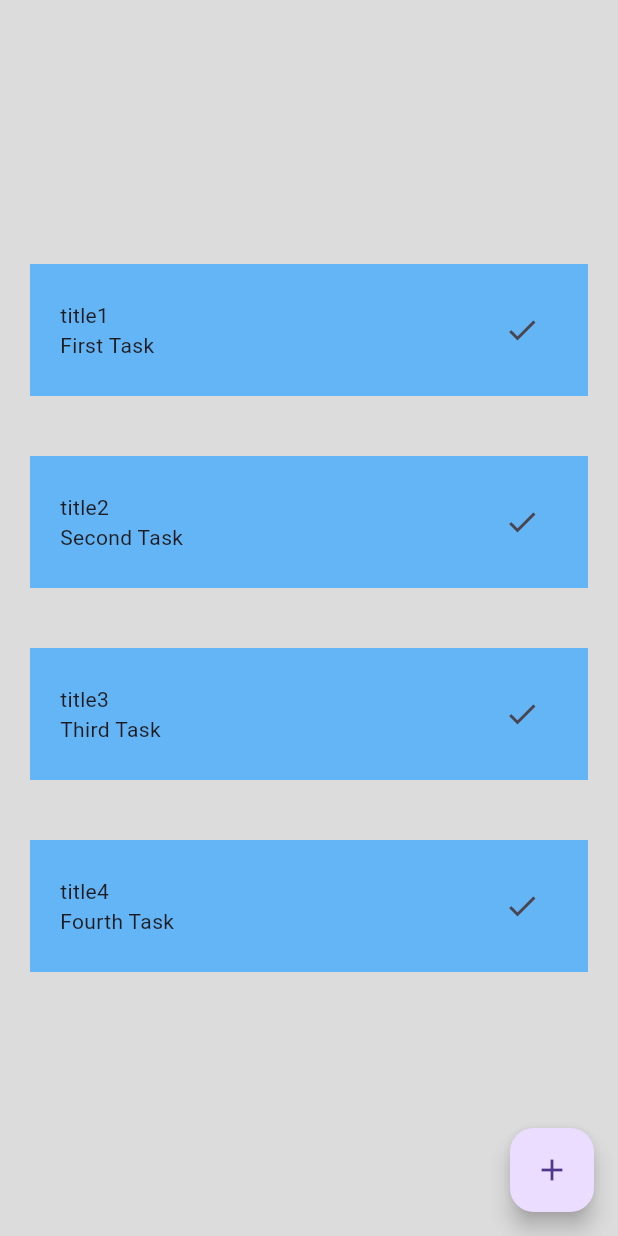
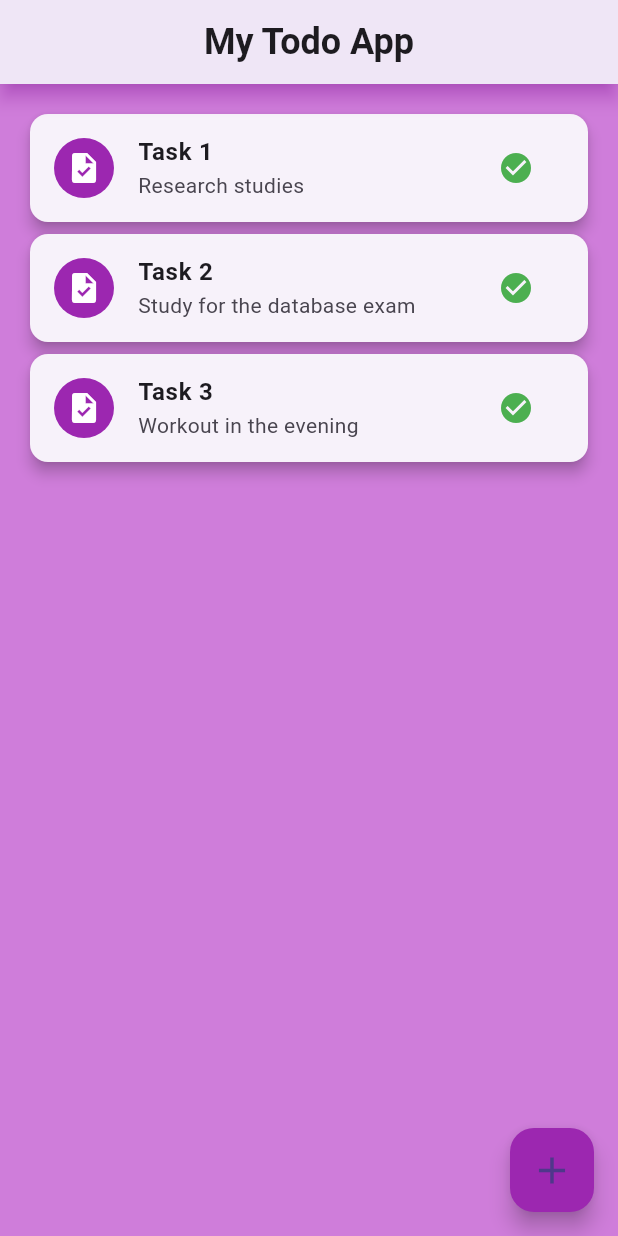
Before and after one commit to dinethsiriwardana/My-First-App, a Flutter app: the screen it shows after launch, on a phone screen of 412 x 824 dp. Run offline on Flutter 3.47's test engine with Material 3 defaults, Android fonts, the phone set to English and light mode, and no system bars; Roboto replaces fonts that are missing (Pacifico).

Commit message:
updated app UI s

```diff
--- a/lib/main.dart
+++ b/lib/main.dart
@@ -8,10 +8,11 @@ class MyApp extends StatelessWidget {
   @override
   Widget build(BuildContext context) {
     return MaterialApp(
-      title: 'Firebase Flutter Demo',
+      debugShowCheckedModeBanner: false,
+      title: 'My Todo App',
       theme: ThemeData(
-        primarySwatch: Colors.blue,
-        visualDensity: VisualDensity.adaptivePlatformDensity,
+        primarySwatch: Colors.purple,
+        brightness: Brightness.light,
       ),
       home: TaskListApp(),
     );
@@ -24,98 +25,141 @@ class TaskListApp extends StatefulWidget {
 }
 
 class _TaskListAppState extends State<TaskListApp> {
-  Map data = {
-    "title1": "First Task",
-    "title2": "Second Task",
-    "title3": "Third Task",
-    "title4": "Fourth Task",
+  Map<String, String> tasks = {
+    "Task 1": "Research studies",
+    "Task 2": "Study for the database exam",
+    "Task 3": "Workout in the evening",
   };
 
   @override
   Widget build(BuildContext context) {
     return Scaffold(
-      backgroundColor: const Color.fromARGB(136, 189, 189, 189),
+      backgroundColor: const Color.fromARGB(255, 207, 125, 218),
+      appBar: AppBar(
+        title: Text("My Todo App", style: TextStyle(fontFamily: 'Pacifico', fontSize: 24, fontWeight: FontWeight.bold)),
+        centerTitle: true,
+        elevation: 5,
+        shadowColor: Colors.purpleAccent,
+      ),
       body: SafeArea(
-        child: Center(
-          child: SingleChildScrollView(
-            child: Column(children: [
-              ...data.entries
-                  .map((e) => card(e.key, e.value))
-                  .toList(growable: false),
-            ]),
+        child: tasks.isEmpty
+            ? Center(
+                child: Column(
+                  mainAxisAlignment: MainAxisAlignment.center,
+                  children: [
+                    SizedBox(height: 20),
+                    Text("No tasks yet!", style: TextStyle(fontSize: 20, fontWeight: FontWeight.bold)),
+                  ],
+                ),
+              )
+            : ListView.builder(
+                padding: EdgeInsets.all(16),
+                itemCount: tasks.length,
+                itemBuilder: (context, index) {
+                  String title = tasks.keys.elementAt(index);
+                  String desc = tasks[title]!;
+                  return taskCard(title, desc);
+                },
+              ),
+      ),
+      floatingActionButton: FloatingActionButton(
+        backgroundColor: Colors.purple,
+        onPressed: () => showAddTaskDialog(context),
+        child: Icon(Icons.add, size: 30),
+      ),
+    );
+  }
+
+  Widget taskCard(String title, String desc) {
+    return Dismissible(
+      key: Key(title),
+      direction: DismissDirection.endToStart,
+      background: Container(
+        padding: EdgeInsets.symmetric(horizontal: 20),
+        alignment: Alignment.centerRight,
+        color: Colors.redAccent,
+        child: Icon(Icons.delete, color: Colors.white, size: 30),
+      ),
+      onDismissed: (direction) {
+        setState(() {
+          tasks.remove(title);
+        });
+        ScaffoldMessenger.of(context).showSnackBar(SnackBar(
+          content: Text("Task Removed"),
+          duration: Duration(seconds: 1),
+        ));
+      },
+      child: Card(
+        shape: RoundedRectangleBorder(borderRadius: BorderRadius.circular(12)),
+        elevation: 4,
+        child: ListTile(
+          leading: CircleAvatar(
+            backgroundColor: Colors.purple,
+            child: Icon(Icons.task, color: Colors.white),
+          ),
+          title: Text(title, style: TextStyle(fontWeight: FontWeight.bold)),
+          subtitle: Text(desc),
+          trailing: IconButton(
+            icon: Icon(Icons.check_circle, color: Colors.green),
+            onPressed: () {
+              setState(() {
+                tasks.remove(title);
+              });
+              ScaffoldMessenger.of(context).showSnackBar(SnackBar(
+                content: Text("Task Completed"),
+                duration: Duration(seconds: 1),
+              ));
+            },
           ),
         ),
       ),
-      floatingActionButton: FloatingActionButton(
-          onPressed: () {
-            //  add task by dialog box
+    );
+  }
+
+  void showAddTaskDialog(BuildContext context) {
     TextEditingController titleController = TextEditingController();
-            TextEditingController decController = TextEditingController();
+    TextEditingController descController = TextEditingController();
+
     showDialog(
       context: context,
       builder: (context) {
         return AlertDialog(
-                    title: Text("Add Task"),
+          shape: RoundedRectangleBorder(borderRadius: BorderRadius.circular(20)),
+          title: Text("Add Task", style: TextStyle(fontWeight: FontWeight.bold)),
           content: Column(
+            mainAxisSize: MainAxisSize.min,
             children: [
               TextField(
                 controller: titleController,
+                decoration: InputDecoration(labelText: "Task Title", border: OutlineInputBorder()),
               ),
+              SizedBox(height: 10),
               TextField(
-                          controller: decController,
+                controller: descController,
+                decoration: InputDecoration(labelText: "Task Description", border: OutlineInputBorder()),
               ),
             ],
           ),
           actions: [
             TextButton(
+              onPressed: () => Navigator.pop(context),
+              child: Text("Cancel", style: TextStyle(color: Colors.red)),
+            ),
+            ElevatedButton(
+              style: ElevatedButton.styleFrom(shape: StadiumBorder()),
               onPressed: () {
+                if (titleController.text.isNotEmpty && descController.text.isNotEmpty) {
+                  setState(() {
+                    tasks[titleController.text] = descController.text;
+                  });
                   Navigator.pop(context);
+                }
               },
-                          child: Text("Cancel")),
-                      TextButton(
-                          onPressed: () {
-                            data[titleController.text] = decController.text;
-                            setState(() {
-                              Navigator.pop(context);
-                            });
-                          },
-                          child: Text("Add")),
+              child: Text("Add Task"),
+            ),
           ],
         );
-                });
       },
-          child: Icon(Icons.add)),
-    );
-  }
-
-  Container card(String title, String dec) {
-    return Container(
-      padding: EdgeInsets.all(20),
-      margin: EdgeInsets.all(20),
-      width: double.infinity,
-      decoration: BoxDecoration(color: Colors.blue[300]),
-      child: Row(
-        mainAxisAlignment: MainAxisAlignment.spaceBetween,
-        children: [
-          Column(
-            mainAxisAlignment: MainAxisAlignment.spaceEvenly,
-            crossAxisAlignment: CrossAxisAlignment.start,
-            children: [
-              Text(title),
-              Text(dec),
-            ],
-          ),
-          IconButton(
-            onPressed: () {
-              // remove item
-              setState(() {
-                data.remove(title);
-              });
-            },
-            icon: Icon(Icons.done),
-          )
-        ],
-      ),
     );
   }
 }
```
Also changed, not shown: pubspec.lock, 1 other file. Lines whose indentation alone changed are shown as unchanged.
